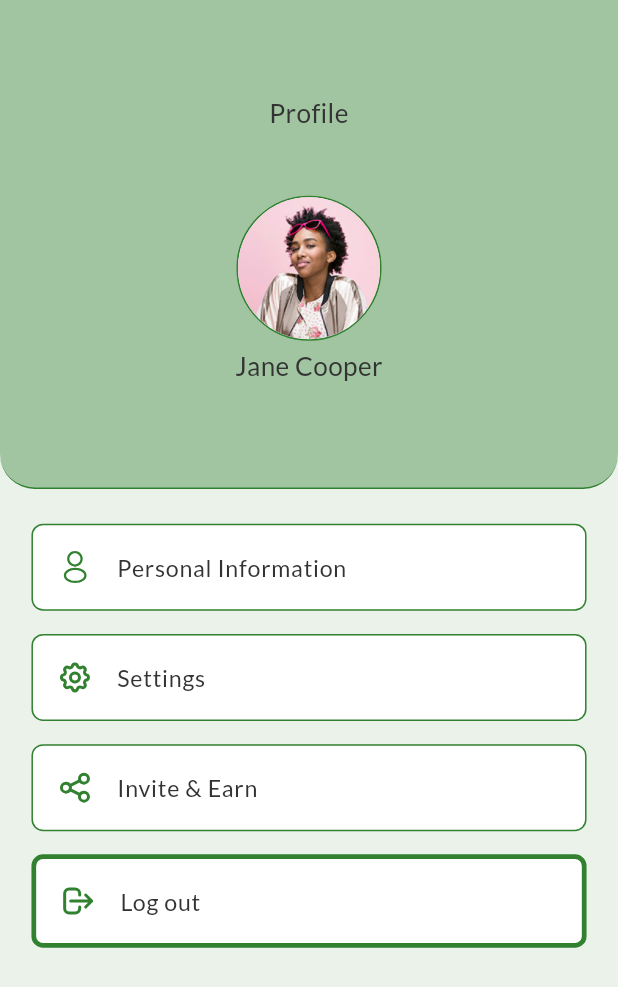
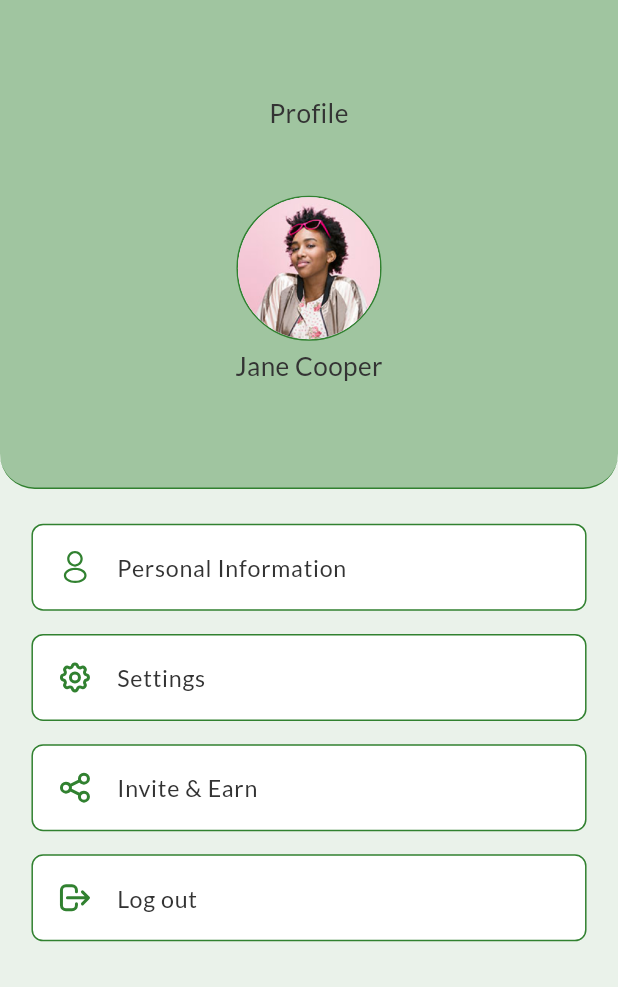
Before and after one commit to mrswapon/Spotlyt-Task, a Flutter app: the ProfileScreen screen opened by its route, on a phone screen of 412 x 824 dp. Shown: the top 987 px of the screen. Run offline on Flutter 3.47's test engine with Material 3 defaults, Android fonts, the phone set to English and light mode, and no system bars; our stand-ins replace curved_labeled_navigation_bar, dotted_border, flutter_screenutil, flutter_svg, get, image_picker and 1 more.

Commit message:
Some Issue Fix

```diff
--- a/lib/views/screens/profile/profileScreen/profile_screen.dart
+++ b/lib/views/screens/profile/profileScreen/profile_screen.dart
@@ -105,7 +105,7 @@ class ProfileScreen extends StatelessWidget {
                       color: Colors.white,
                       borderRadius: BorderRadius.circular(8.r),
                       border: Border.all(
-                          color: AppColors.primaryColor, width: 3.w)),
+                          color: AppColors.primaryColor)),
                   child: ListTile(
                     onTap: () {
                       //=========================================> Alert Dialog <======================================
```
